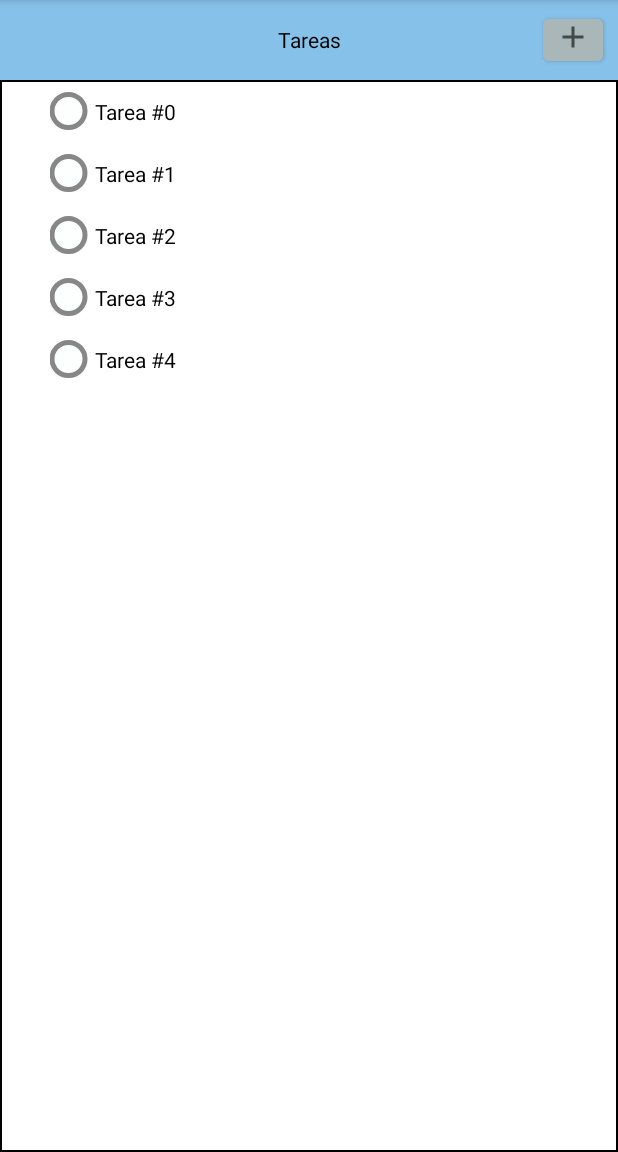
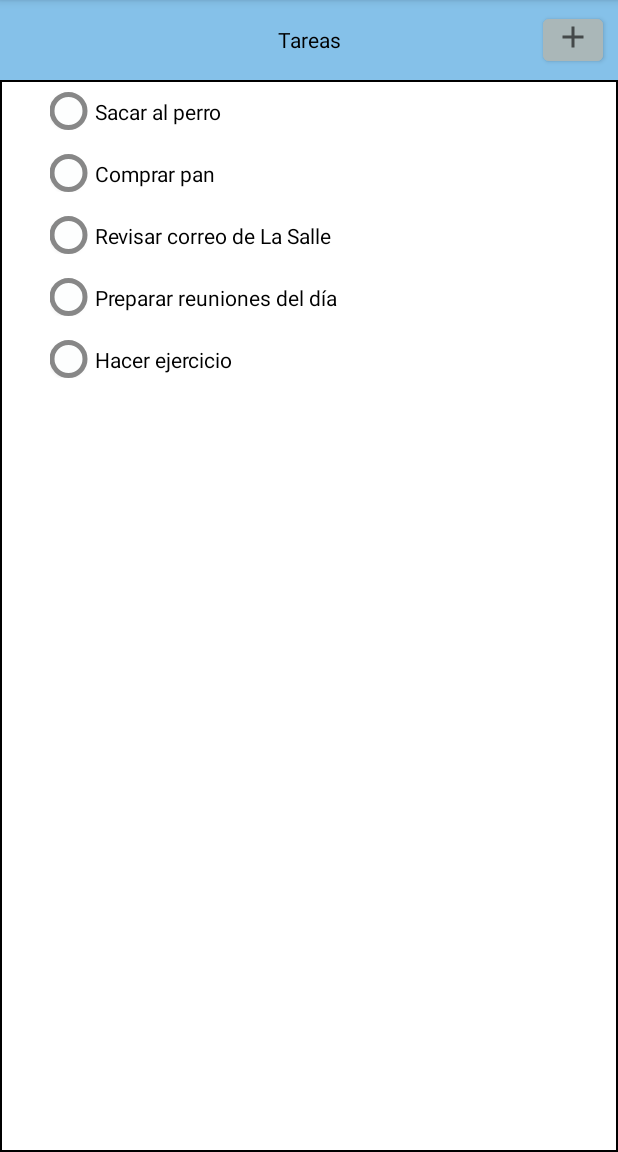
Before and after one commit to reivax26/todoList, an Android app: the screen it shows after launch (MainActivity), on a phone screen of 412 x 824 dp, the part 84-1236 px from its top. Run offline under Robolectric (Android 15) with nearby library versions, the phone set to English and light mode, and no system bars.

Commit message:
tareas por defecto

```diff
--- a/app/src/main/java/com/xavier/pouyadoux/prog1/todolist/MainActivity.java
+++ b/app/src/main/java/com/xavier/pouyadoux/prog1/todolist/MainActivity.java
@@ -9,7 +9,6 @@ import androidx.recyclerview.widget.RecyclerView;
 
 import android.graphics.Paint;
 import android.os.Bundle;
-import android.util.Log;
 import android.view.LayoutInflater;
 import android.view.View;
 import android.view.ViewGroup;
@@ -48,7 +47,6 @@ public class MainActivity extends AppCompatActivity {
                             .commit();
                 }
             }
-
 
         });
 
@@ -100,18 +98,14 @@ public class MainActivity extends AppCompatActivity {
     }
 
 
-    private class TareaHolder extends RecyclerView.ViewHolder{
+    private class TareaHolder extends RecyclerView.ViewHolder {
         private Tarea mTarea;
 
         private final TextView mTituloTextView;
-        private Button mButtonEstado;
 
         public TareaHolder(LayoutInflater inflater, ViewGroup parent) {
             super(inflater.inflate(R.layout.lista_tareas, parent, false));
-
-
             mTituloTextView = (TextView) itemView.findViewById(R.id.Tarea_titulo);
-            mButtonEstado = (Button) itemView.findViewById(R.id.Button_estado);
 
             /**
              * Listener para marcar tarea realizada
@@ -120,15 +114,15 @@ public class MainActivity extends AppCompatActivity {
                 @Override
                 public void onClick(View view) {
                     if (mTarea.isRealizado()) {
-                          mTituloTextView.setPaintFlags(mTituloTextView.getPaintFlags() & (~ Paint.STRIKE_THRU_TEXT_FLAG));
-                       // mTituloTextView.setPaintFlags(mTituloTextView.getPaintFlags() | Paint.STRIKE_THRU_TEXT_FLAG);
+                        mTituloTextView.setPaintFlags( mTituloTextView.getPaintFlags() & (~ Paint.STRIKE_THRU_TEXT_FLAG));
+                        mTarea.setRealizado(false);
                     } else {
                         mTituloTextView.setPaintFlags(mTituloTextView.getPaintFlags() | Paint.STRIKE_THRU_TEXT_FLAG);
+                        mTarea.setRealizado(true);
+                    }
 
-                    }
                 }
             });
-
 
         }
 
--- a/app/src/main/java/com/xavier/pouyadoux/prog1/todolist/Tarea.java
+++ b/app/src/main/java/com/xavier/pouyadoux/prog1/todolist/Tarea.java
@@ -1,4 +1,6 @@
 package com.xavier.pouyadoux.prog1.todolist;
+import android.content.Context;
+
 import java.util.UUID;
 
 public class Tarea {
@@ -8,7 +10,8 @@ public class Tarea {
     private String mTitulo;
     private Boolean mRealizada;
 
-    public Tarea() {
+
+    public Tarea(Context context) {
         mId = UUID.randomUUID();
     }
 
--- a/app/src/main/java/com/xavier/pouyadoux/prog1/todolist/TareaLab.java
+++ b/app/src/main/java/com/xavier/pouyadoux/prog1/todolist/TareaLab.java
@@ -19,14 +19,21 @@ public class TareaLab {
     }
 
     private TareaLab(Context context) {
+
         mTareas = new ArrayList<>();
+        Tarea t1 = new Tarea(context); t1.setTitle("Sacar al perro"); t1.setRealizado(false);
+        mTareas.add(t1);
+        Tarea t2 = new Tarea(context); t2.setTitle("Comprar pan"); t2.setRealizado(false);
+        mTareas.add(t2);
+        Tarea t3 = new Tarea(context); t3.setTitle("Revisar correo de La Salle"); t3.setRealizado(false);
+        mTareas.add(t3);
+        Tarea t4 = new Tarea(context); t4.setTitle("Preparar reuniones del día"); t4.setRealizado(false);
+        mTareas.add(t4);
+        Tarea t5 = new Tarea(context); t5.setTitle("Hacer ejercicio"); t5.setRealizado(false);
+        mTareas.add(t5);
 
-        for (int i = 0; i < 5; i++) {
-            Tarea tarea = new Tarea();
-            tarea.setTitle("Tarea #" + i);
-            tarea.setRealizado(false);
-            mTareas.add(tarea);
-        }
+
+
     }
 
     public List<Tarea> getTarea() {
```
Also changed, not shown: app/src/main/java/com/xavier/pouyadoux/prog1/todolist/ListFragment.java (+5 -29 lines).
